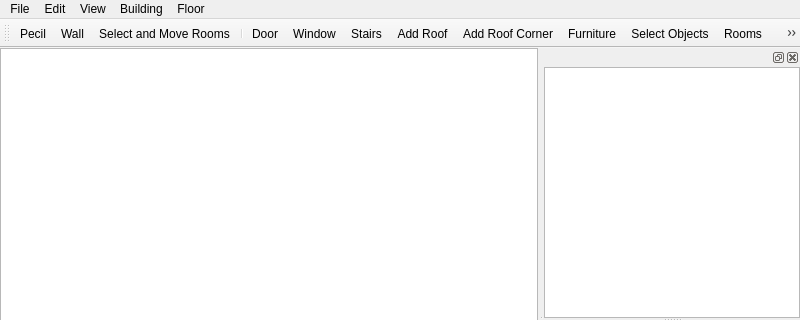
First picture: the form in src/tiled/BuildingEditor/buildingeditorwindow.ui, repository timbaker/tiled, before the edit; both pictures show x 0 to 800 and y 0 to 320 of the 800 by 600 pixel window.
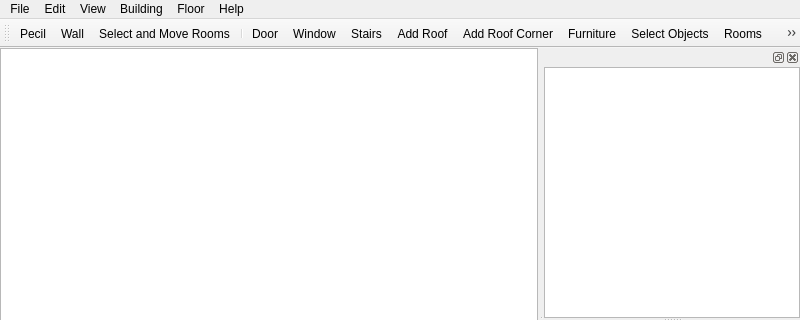
Second picture: the form after the edit. Icons and pictures are not drawn. Custom widgets are drawn as their Qt base class.

Commit message: Added Help menu to building editor.

```diff
--- a/src/tiled/BuildingEditor/buildingeditorwindow.ui
+++ b/src/tiled/BuildingEditor/buildingeditorwindow.ui
@@ -122,11 +122,19 @@
     <addaction name="actionInsertFloorBelow"/>
     <addaction name="actionRemoveFloor"/>
    </widget>
+   <widget class="QMenu" name="menuHelp">
+    <property name="title">
+     <string>Help</string>
+    </property>
+    <addaction name="actionHelp"/>
+    <addaction name="actionAboutQt"/>
+   </widget>
    <addaction name="menuFile"/>
    <addaction name="menuEdit"/>
    <addaction name="menuView"/>
    <addaction name="menuBuilding"/>
    <addaction name="menuFloor"/>
+   <addaction name="menuHelp"/>
   </widget>
   <widget class="QToolBar" name="toolBar">
    <property name="windowTitle">
```
Left out of the diff: 16 changed lines with no effect on the pictures. The commit also changes 4 other files.
